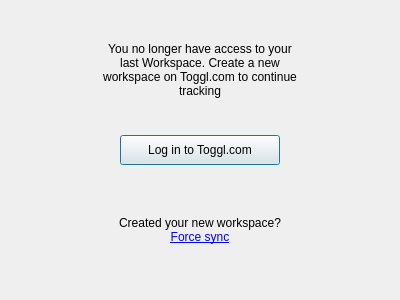
toggl-open-source/toggldesktop, file src/ui/linux/TogglDesktop/missingwswidget.ui: the form before one commit.
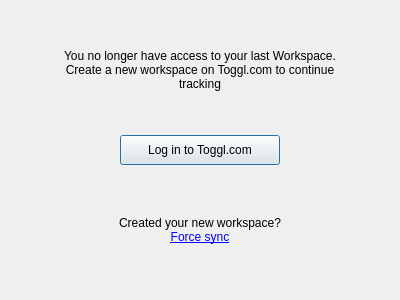
The form after the commit.

Commit message: Fixed missing ws top text width (linux), #2248

Patch:
```diff
--- a/src/ui/linux/TogglDesktop/missingwswidget.ui
+++ b/src/ui/linux/TogglDesktop/missingwswidget.ui
@@ -57,7 +57,7 @@
     <widget class="QLabel" name="topText">
      <property name="maximumSize">
       <size>
-       <width>400</width>
+       <width>16777215</width>
        <height>16777215</height>
       </size>
      </property>
```
